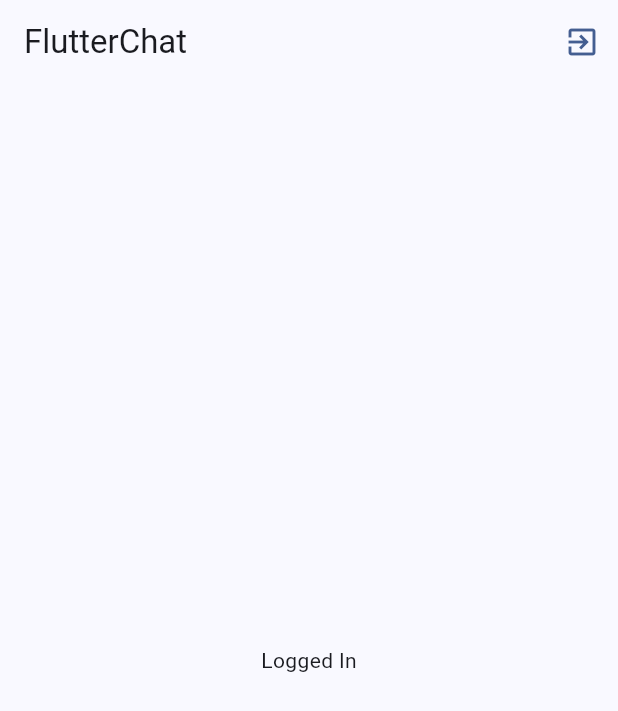
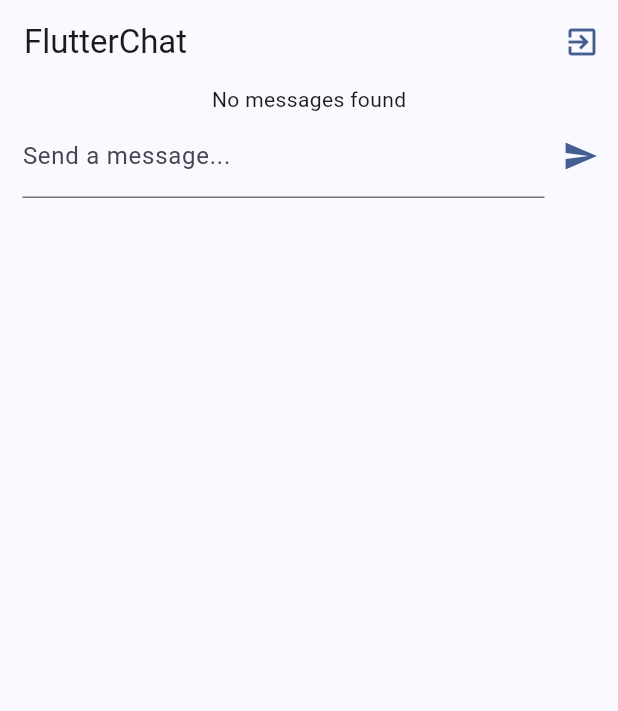
Before and after one commit to amarjaiswar16/flutter-chat-app, a Flutter app: the screen it shows once a user with an empty profile is signed in, on a phone screen of 412 x 824 dp. Shown: the top 711 px of the screen. Run offline on Flutter 3.47's test engine with Material 2 defaults, Android fonts, the phone set to English and light mode, and no system bars; our stand-ins replace cloud_firestore, firebase_auth, firebase_core, firebase_storage, image_picker; accounts and stored records are empty.

Commit message:
newmessages and chat messages screen added

```diff
--- a/lib/screens.dart/chat.dart
+++ b/lib/screens.dart/chat.dart
@@ -1,3 +1,5 @@
+import 'package:chat_app/widgets/chat_messages.dart';
+import 'package:chat_app/widgets/new_messages.dart';
 import 'package:firebase_auth/firebase_auth.dart';
 import 'package:flutter/material.dart';
 
@@ -21,9 +23,10 @@ class ChatScreen extends StatelessWidget {
           ),
         ],
       ),
-      body: const Center(
-        child: Text('Logged In'),
-      ),
+      body: const Column(children: [
+        ChatMessages(),
+        NewMessages()
+      ]),
     );
   }
 }
--- /dev/null
+++ b/lib/widgets/chat_messages.dart
@@ -0,0 +1,10 @@
+import 'package:flutter/material.dart';
+
+class ChatMessages extends StatelessWidget {
+  const ChatMessages({super.key});
+
+  @override
+  Widget build(context) {
+    return const Center(child: Text('No messages found'),);
+  }
+}
--- /dev/null
+++ b/lib/widgets/new_messages.dart
@@ -0,0 +1,53 @@
+import 'package:flutter/material.dart';
+
+class NewMessages extends StatefulWidget {
+  const NewMessages({super.key});
+
+  @override
+  State<NewMessages> createState() {
+    return _NewMessagesState();
+  }
+}
+
+class _NewMessagesState extends State<NewMessages> {
+  var _messageController = TextEditingController();
+
+
+  @override
+  void dispose() {
+    _messageController.dispose();
+    super.dispose();
+  }
+
+  void _submitMessage() {
+    final enteredMessage = _messageController.text;
+
+    if(enteredMessage.trim().isEmpty) {
+      return;
+    }
+
+    _messageController.clear();
+  }
+
+  @override
+  Widget build(context) {
+    return Padding(
+      padding: const EdgeInsets.only(left: 15, right: 1, bottom: 14),
+      child: Row(children: [
+        Expanded(
+          child: TextField(
+            controller: _messageController,
+            textCapitalization: TextCapitalization.sentences,
+            autocorrect: true,
+            enableSuggestions: true,
+            decoration: const InputDecoration(labelText: 'Send a message...'),
+          ),
+        ),
+        IconButton(
+            color: Theme.of(context).colorScheme.primary,
+            onPressed: _submitMessage,
+            icon: const Icon(Icons.send))
+      ]),
+    );
+  }
+}
```
